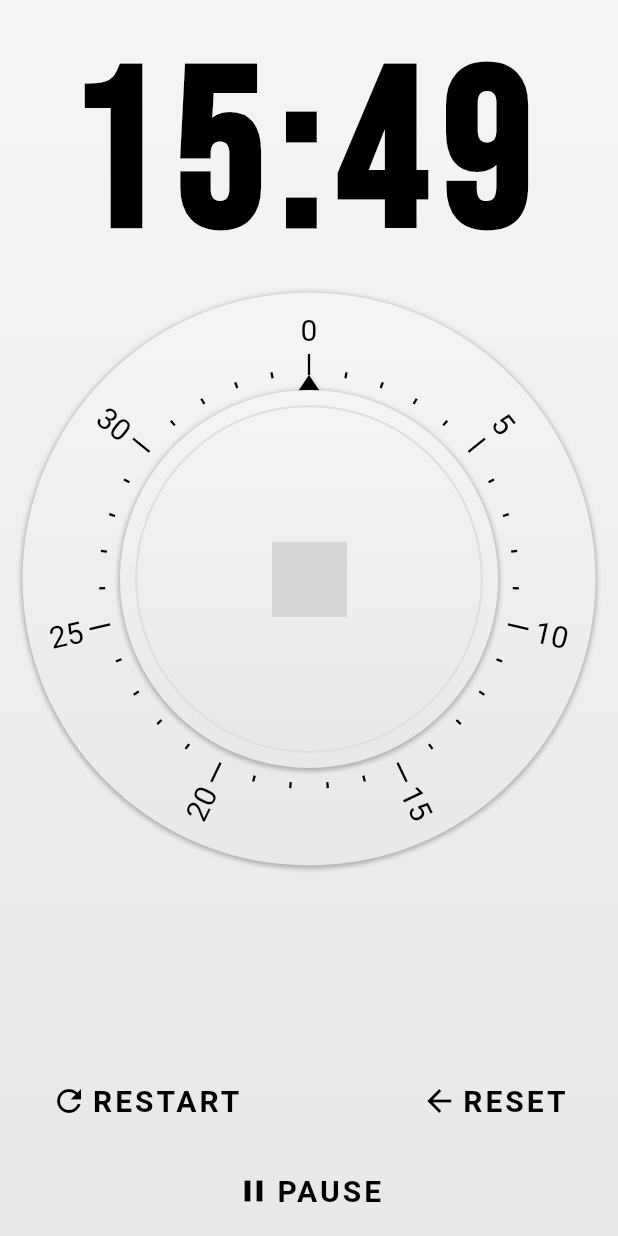
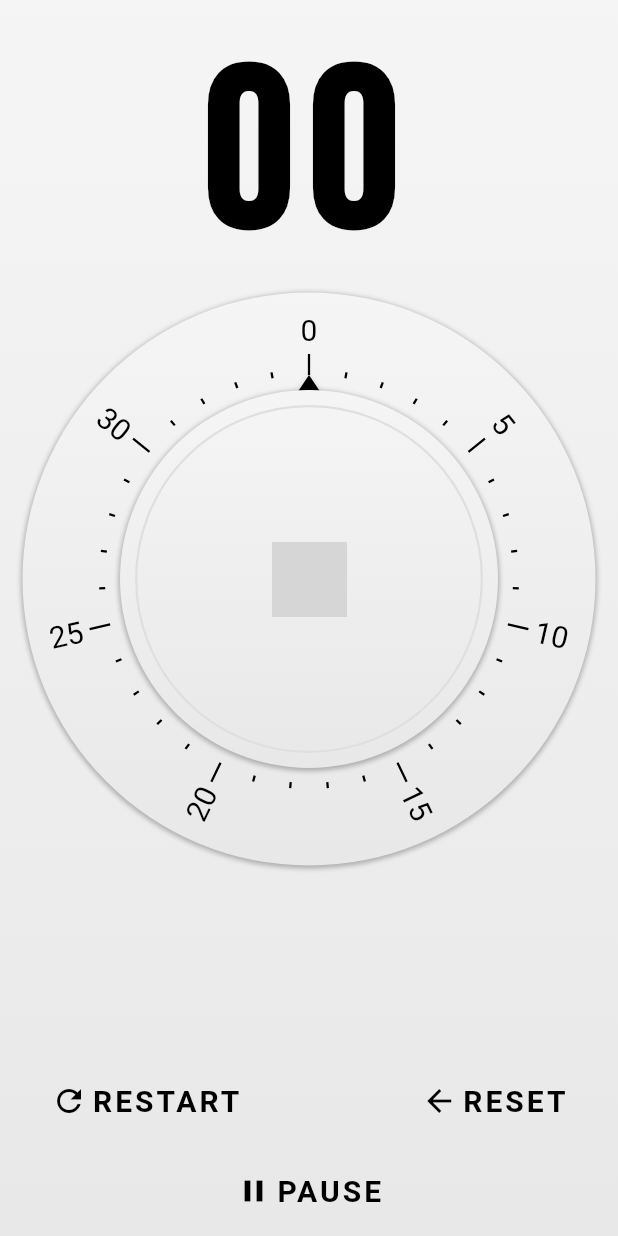
Before and after one commit to jilsonjoseph/timer, a Flutter app: the screen it shows after launch, on a phone screen of 412 x 824 dp. Run offline on Flutter 3.47's test engine with Material 2 defaults, Android fonts, the phone set to English and light mode, and no system bars; missing offline and left inert: fluttery_dart2; Roboto replaces fonts that are missing (BebasNeue); grey boxes are pictures that could not be loaded.

Commit message:
time update on the screen complete

```diff
--- a/lib/main.dart
+++ b/lib/main.dart
@@ -64,7 +64,11 @@ class _MyAppState extends State<MyApp> {
           child: Center(
             child: Column(
               children: [
-                TimerTimeDisplay(),
+                TimerTimeDisplay(
+                  timerState: timer.state,
+                  selectionTime: timer.lastStartTime,
+                  countdownTime: timer.currentTime,
+                ),
                 TimerDial(
                   currentTime: timer.currentTime,
                   maxTime: timer.maxTime,
--- a/lib/timer.dart
+++ b/lib/timer.dart
@@ -18,12 +18,12 @@ class Timer{
   set currentTime(Duration value) {
     if(state == TimerState.ready){
       _currentTime = value;
+      lastStartTime = currentTime;
     }
   }
 
   resume(){
     state = TimerState.running;
-    lastStartTime = currentTime;
     stopwatch.start();
     _tick();
   }
--- a/lib/timer_time_display.dart
+++ b/lib/timer_time_display.dart
@@ -1,16 +1,52 @@
 import 'package:flutter/material.dart';
+import 'package:timer/timer.dart';
+import 'package:intl/intl.dart';
+
 class TimerTimeDisplay extends StatefulWidget {
+
+  final timerState;
+  final selectionTime;
+  final countdownTime;
+
+  TimerTimeDisplay({
+    this.timerState,
+    this.selectionTime = const Duration(seconds: 0),
+    this.countdownTime = const Duration(seconds: 0),
+});
+
   @override
   _TimerTimeDisplayState createState() => _TimerTimeDisplayState();
 }
 
 class _TimerTimeDisplayState extends State<TimerTimeDisplay> {
+
+  final DateFormat selectionTimeFormat =  DateFormat('mm');
+  final DateFormat countdownTimeFormat =  DateFormat('mm:ss');
+
+  get formattedSelectionTime {
+    DateTime dateTime = DateTime(DateTime.now().year,0,0,0,0, widget.selectionTime.inSeconds);
+    return selectionTimeFormat.format(dateTime);
+  }
+
+  get formattedCountdownTime {
+    DateTime dateTime = DateTime(DateTime.now().year,0,0,0,0, widget.countdownTime.inSeconds);
+    return countdownTimeFormat.format(dateTime);
+  }
+
   @override
   Widget build(BuildContext context) {
     return Padding(
         padding: const EdgeInsets.only(top: 15.0),
+        child: Stack(
+          alignment: Alignment.center,
+          children: [Transform(
+            transform: Matrix4.translationValues(
+                0.0,
+                widget.timerState == TimerState.ready ? 0.0: -200.0,
+                0.0
+            ),
             child: Text(
-          '15:49',
+              formattedSelectionTime,
               textAlign: TextAlign.center,
               style: const TextStyle(
                 color: Colors.black,
@@ -18,6 +54,22 @@ class _TimerTimeDisplayState extends State<TimerTimeDisplay> {
                 fontSize: 150,
                 fontWeight: FontWeight.bold,
                 letterSpacing: 10.0,
-          ),));
+              ),),
+          ),
+          Opacity(
+            opacity: widget.timerState != TimerState.ready ? 1.0 : 0.0,
+            child: Text(
+              formattedCountdownTime,
+              textAlign: TextAlign.center,
+              style: const TextStyle(
+                color: Colors.black,
+                fontFamily: 'Bebas Neue',
+                fontSize: 150,
+                fontWeight: FontWeight.bold,
+                letterSpacing: 10.0,
+              ),),
+          ),
+          ]
+        ));
   }
 }
--- a/pubspec.yaml
+++ b/pubspec.yaml
@@ -16,6 +16,7 @@ dependencies:
   flutter:
     sdk: flutter
   fluttery_dart2: ^0.0.9
+  intl: ^0.15.7
 
   # The following adds the Cupertino Icons font to your application.
   # Use with the CupertinoIcons class for iOS style icons.
```
Lines whose indentation alone changed are shown as unchanged.
